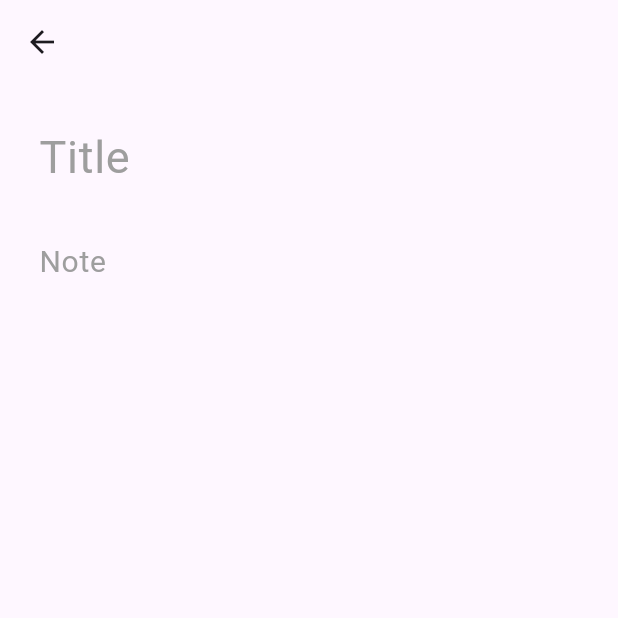
After one commit to A7medK7aled1/todo, a Flutter app: the screen it shows after launch, after a tap on the "add" icon, on a phone screen of 412 x 824 dp, the top half of it. The commit adds this screen. Run offline on Flutter 3.47's test engine with Material 3 defaults, Android fonts, the phone set to English and light mode, and no system bars; our stand-ins replace font_awesome_flutter.

Commit message:
Add AddNoteView and CustomTextField components; update HomeView to navigate to AddNoteView

```diff
--- /dev/null
+++ b/lib/views/add_note_view.dart
@@ -0,0 +1,33 @@
+import 'package:flutter/material.dart';
+import 'package:todo/widgets/custom_text_field.dart';
+
+class AddNoteView extends StatelessWidget {
+  const AddNoteView({super.key});
+
+  @override
+  Widget build(BuildContext context) {
+    return SafeArea(
+      child: Scaffold(
+        appBar: AppBar(),
+        body: SingleChildScrollView(
+          child: Padding(
+            padding: const EdgeInsets.all(10),
+            child: Column(
+              children: [
+                CustomTextField(
+                  hintText: 'Title',
+                  fontSize: 30,
+                ),
+                CustomTextField(
+                  hintText: 'Note',
+                  fontSize: 20,
+                  maxLines: null,
+                ),
+              ],
+            ),
+          ),
+        ),
+      ),
+    );
+  }
+}
--- a/lib/views/home_view.dart
+++ b/lib/views/home_view.dart
@@ -3,6 +3,7 @@ import 'package:provider/provider.dart';
 import 'package:todo/constant.dart';
 import 'package:todo/provider/organized_provider.dart';
 import 'package:todo/provider/theme_provider.dart';
+import 'package:todo/views/add_note_view.dart';
 import 'package:todo/widgets/custom_grid_view.dart';
 import 'package:todo/widgets/custom_list_view.dart';
 import 'package:todo/widgets/custom_search_bar.dart';
@@ -18,7 +19,10 @@ class HomeView extends StatelessWidget {
         floatingActionButton: FloatingActionButton(
           shape: const CircleBorder(),
           backgroundColor: themeProvider.isDarkMode ? kDarkMode : kLightMode,
-          onPressed: () {},
+          onPressed: () {
+            Navigator.push(context,
+                MaterialPageRoute(builder: (context) => const AddNoteView()));
+          },
           child: const Icon(Icons.add),
         ),
         body: SingleChildScrollView(
@@ -34,8 +38,6 @@ class HomeView extends StatelessWidget {
                       : const CustomNoteListView();
                 },
               )
-
-              // const CustomNoteListView(),
             ],
           ),
         ),
--- a/lib/widgets/custom_grid_view.dart
+++ b/lib/widgets/custom_grid_view.dart
@@ -13,6 +13,14 @@ class CustomGridView extends StatelessWidget {
       crossAxisCount: 2,
       mainAxisSpacing: 0.5,
       children: [
+        CustomNoteGridItem(),
+        CustomNoteGridItem(),
+        CustomNoteGridItem(),
+        CustomNoteGridItem(),
+        CustomNoteGridItem(),
+        CustomNoteGridItem(),
+        CustomNoteGridItem(),
+        CustomNoteGridItem(),
         CustomNoteGridItem(),
         CustomNoteGridItem(),
         CustomNoteGridItem(),
--- /dev/null
+++ b/lib/widgets/custom_text_field.dart
@@ -0,0 +1,26 @@
+import 'package:flutter/material.dart';
+
+class CustomTextField extends StatelessWidget {
+  const CustomTextField({
+    super.key,
+    required this.hintText,
+    required this.fontSize,
+    this.maxLines = 1,
+  });
+  final String hintText;
+  final double fontSize;
+  final int? maxLines;
+
+  @override
+  Widget build(BuildContext context) {
+    return TextField(
+      keyboardType: TextInputType.multiline,
+      style: TextStyle(fontSize: fontSize),
+      maxLines: maxLines,
+      decoration: InputDecoration(
+          hintText: hintText,
+          hintStyle: TextStyle(color: Colors.grey, fontSize: fontSize),
+          border: OutlineInputBorder(borderSide: BorderSide.none)),
+    );
+  }
+}
```
